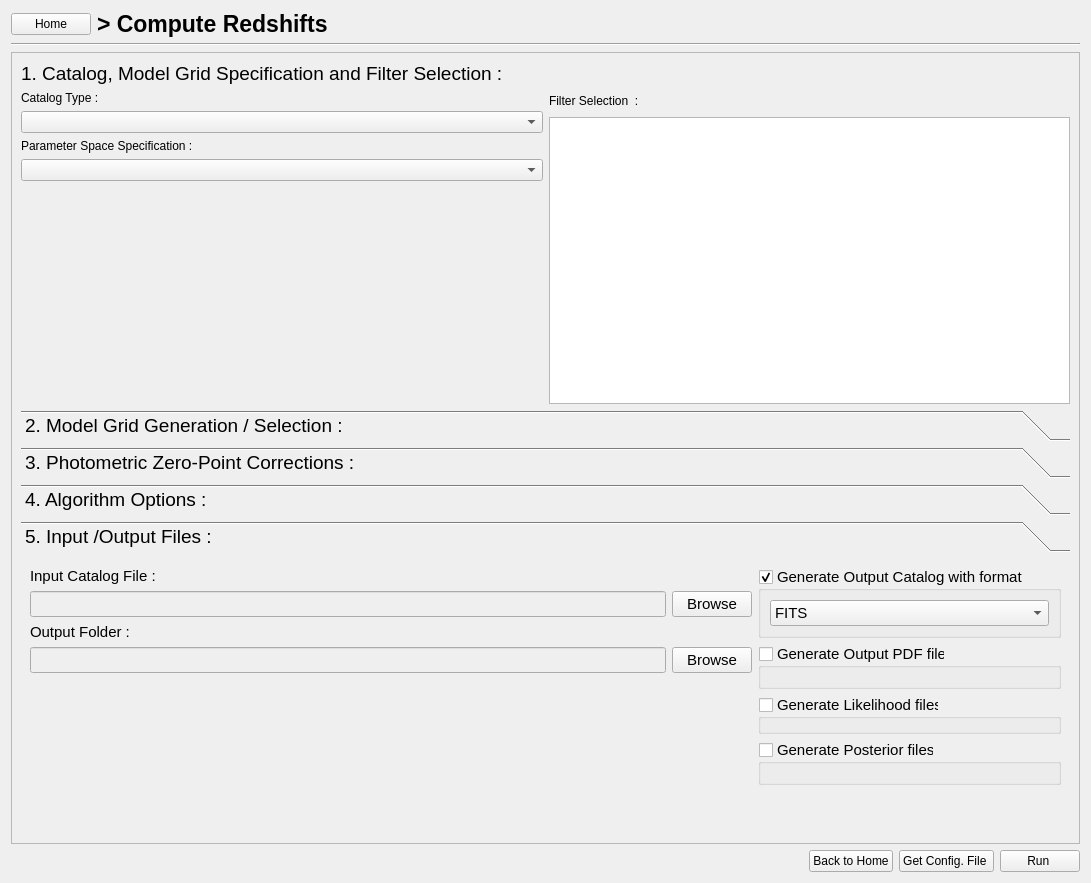
Old version of the form PhzQtUI/auxdir/PhzQtUI/FormAnalysis.ui in the repository astrorama/Phosphoros.
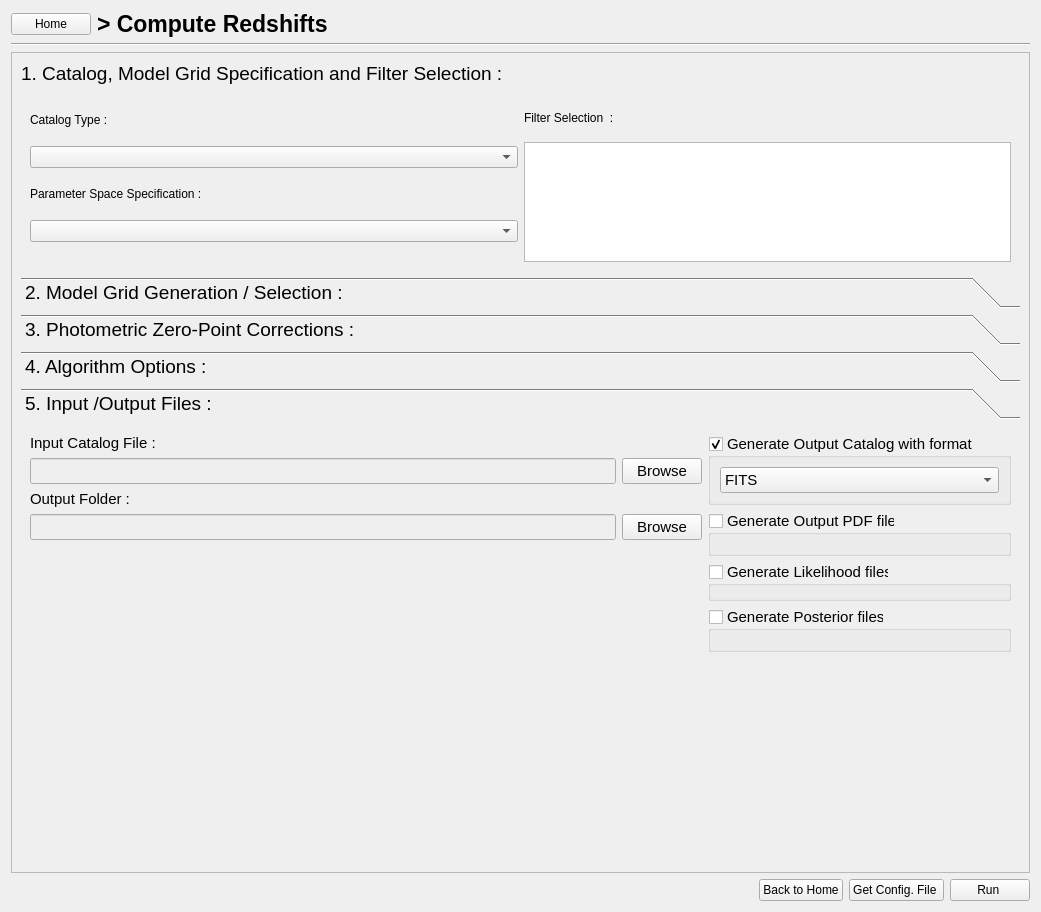
New version of the form.

```diff
--- a/PhzQtUI/auxdir/PhzQtUI/FormAnalysis.ui
+++ b/PhzQtUI/auxdir/PhzQtUI/FormAnalysis.ui
@@ -6,14 +6,26 @@
    <rect>
     <x>0</x>
     <y>0</y>
-    <width>1091</width>
-    <height>883</height>
+    <width>1041</width>
+    <height>912</height>
    </rect>
   </property>
+  <property name="minimumSize">
+   <size>
+    <width>0</width>
+    <height>0</height>
+   </size>
+  </property>
+  <property name="maximumSize">
+   <size>
+    <width>16777215</width>
+    <height>16777215</height>
+   </size>
+  </property>
   <property name="windowTitle">
    <string>Form</string>
   </property>
-  <layout class="QVBoxLayout" name="verticalLayout">
+  <layout class="QVBoxLayout" name="verticalLayout_13">
    <item>
     <layout class="QHBoxLayout" name="horizontalLayout_16">
      <item>
@@ -69,8 +81,8 @@
        <rect>
         <x>0</x>
         <y>0</y>
-        <width>1071</width>
-        <height>776</height>
+        <width>1021</width>
+        <height>805</height>
        </rect>
       </property>
       <layout class="QVBoxLayout" name="verticalLayout_9">
@@ -87,8 +99,29 @@
         </widget>
        </item>
        <item>
-        <layout class="QHBoxLayout" name="horizontalLayout_17">
+        <widget class="QFrame" name="frame">
+         <property name="minimumSize">
+          <size>
+           <width>0</width>
+           <height>180</height>
+          </size>
+         </property>
+         <property name="maximumSize">
+          <size>
+           <width>16777215</width>
+           <height>180</height>
+          </size>
+         </property>
+         <property name="frameShape">
+          <enum>QFrame::NoFrame</enum>
+         </property>
+         <property name="frameShadow">
+          <enum>QFrame::Raised</enum>
+         </property>
+         <layout class="QVBoxLayout" name="verticalLayout">
          <item>
+           <layout class="QGridLayout" name="gridLayout_2">
+            <item row="0" column="0">
           <layout class="QVBoxLayout" name="verticalLayout_14">
            <item>
             <widget class="QLabel" name="label_19">
@@ -111,20 +144,7 @@
             <widget class="QComboBox" name="cb_AnalysisModel"/>
            </item>
            <item>
-            <spacer name="verticalSpacer_6">
-             <property name="orientation">
-              <enum>Qt::Vertical</enum>
-             </property>
-             <property name="sizeHint" stdset="0">
-              <size>
-               <width>20</width>
-               <height>40</height>
-              </size>
-             </property>
-            </spacer>
-           </item>
-           <item>
-            <spacer name="horizontalSpacer_20">
+               <spacer name="horizontalSpacer_6">
              <property name="orientation">
               <enum>Qt::Horizontal</enum>
              </property>
@@ -138,7 +158,7 @@
            </item>
           </layout>
          </item>
-         <item>
+            <item row="0" column="1">
           <layout class="QVBoxLayout" name="verticalLayout_15">
            <item>
             <layout class="QHBoxLayout" name="horizontalLayout_18">
@@ -169,6 +189,12 @@
            </item>
            <item>
             <widget class="QTableView" name="tableView_filter">
+                <property name="maximumSize">
+                 <size>
+                  <width>16777215</width>
+                  <height>120</height>
+                 </size>
+                </property>
              <property name="toolTip">
               <string/>
              </property>
@@ -202,6 +228,9 @@
          </item>
         </layout>
        </item>
+         </layout>
+        </widget>
+       </item>
        <item>
         <widget class="QToolBox" name="toolBox">
          <property name="font">
@@ -692,8 +721,8 @@
            <rect>
             <x>0</x>
             <y>0</y>
-            <width>1053</width>
-            <height>253</height>
+            <width>1003</width>
+            <height>419</height>
            </rect>
           </property>
           <attribute name="label">
```
Left out of the diff: 19 changed lines with no effect on the pictures. Lines whose indentation alone changed are shown as unchanged.
